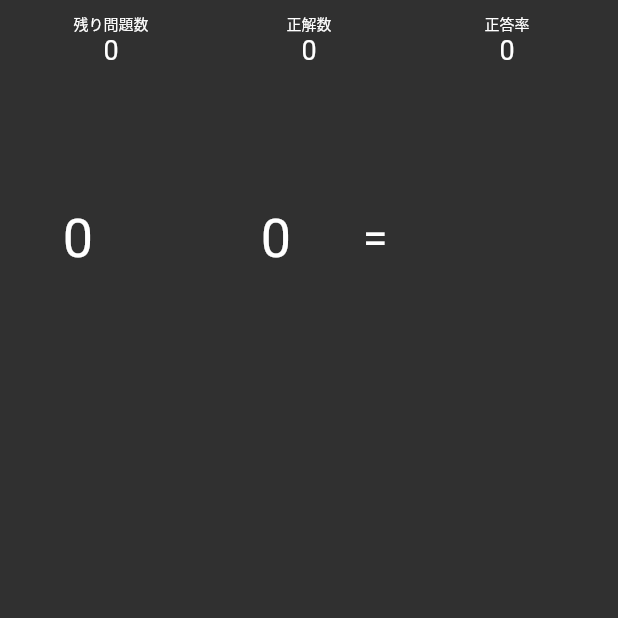
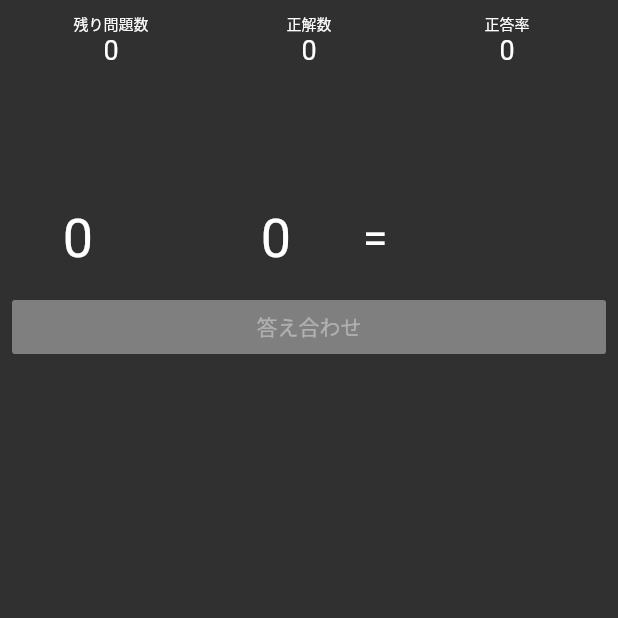
Before and after one commit to yuya0405/calc_training, a Flutter app: the screen it shows after launch, after a tap on "スタート", on a phone screen of 412 x 824 dp, the top half of it. Run offline on Flutter 3.47's test engine with Material 2 defaults, Android fonts, the phone set to English and light mode, and no system bars.

Commit message:
149:答え合わせボタンの実装（RaisedButton,SizedBox,Container）

```diff
--- a/lib/screens/testScreen.dart
+++ b/lib/screens/testScreen.dart
@@ -123,7 +123,8 @@ class _TestScreenState extends State<TestScreen> {
               )),
           Expanded(
             flex: 3,
-            child: Center(child: Text(answerString, style: TextStyle(fontSize: 60.0))),
+            child: Center(
+                child: Text(answerString, style: TextStyle(fontSize: 60.0))),
           )
         ],
       ),
@@ -137,7 +138,17 @@ class _TestScreenState extends State<TestScreen> {
 
   //答え合わせボタン
   Widget _answerCheckButton() {
-    return Container();
+    return Padding(
+      padding: const EdgeInsets.only(left: 8.0, right: 8.0),
+      child: SizedBox(
+        width: double.infinity,
+        child: RaisedButton(
+            color: Colors.brown,
+            onPressed: null,
+            child: Text("答え合わせ", style: TextStyle(fontSize: 14.0),),
+        ),
+      ),
+    );
   }
 
   //戻るボタン
```
Lines whose indentation alone changed are shown as unchanged.
